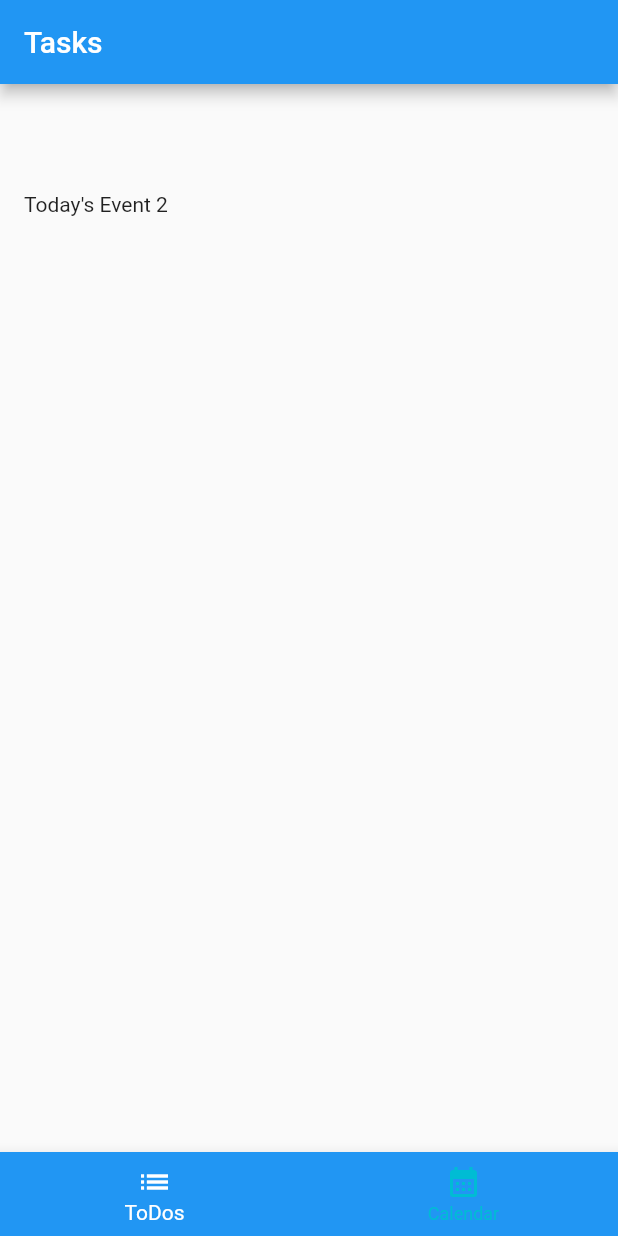
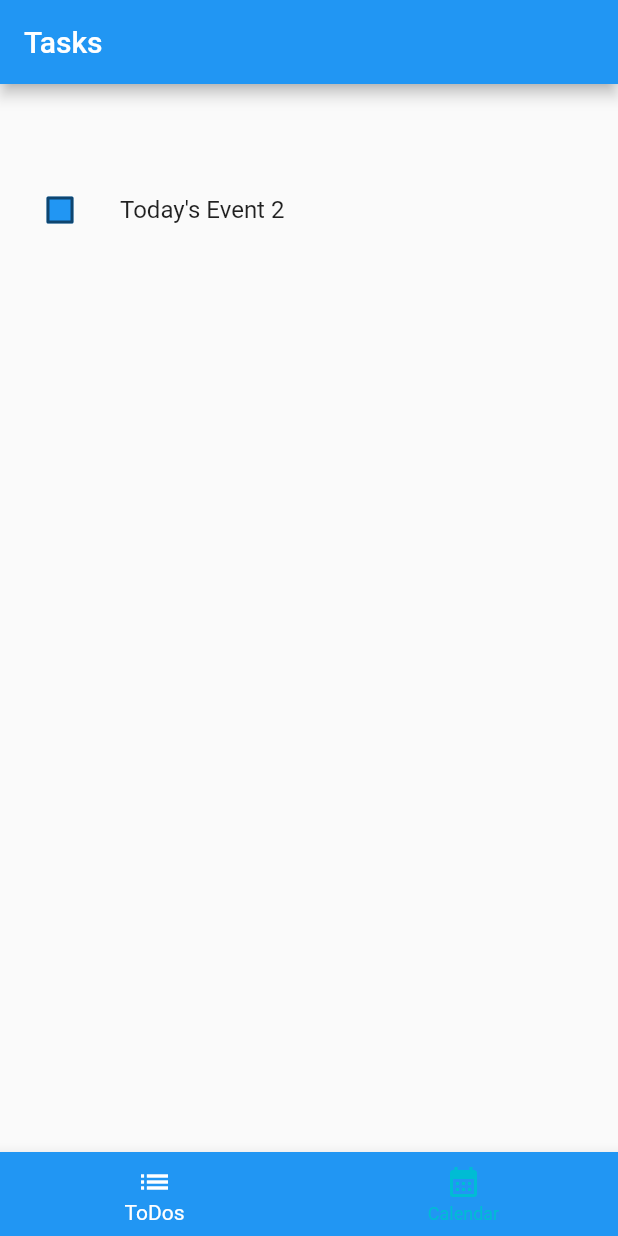
Before and after one commit to dondonjedd/ToDo-Vimigo-App, a Flutter app: the screen it shows after launch, on a phone screen of 412 x 824 dp. Run offline on Flutter 3.47's test engine with Material 2 defaults, Android fonts, the phone set to English and light mode, and no system bars; our stand-ins replace table_calendar.

Commit message:
create checkButton UI for each task

```diff
--- a/lib/Views/todoScreen.dart
+++ b/lib/Views/todoScreen.dart
@@ -13,7 +13,18 @@ class TodoScreen extends StatelessWidget {
                 TasksController().getTaskAtIndex(context, index);
             return ListTile(
               key: ValueKey(taskAtIndex.id),
-              leading: Text(taskAtIndex.title),
+              title: Text(taskAtIndex.title),
+              leading: Checkbox(
+                checkColor: Colors.white,
+                fillColor: MaterialStatePropertyAll(
+                    Theme.of(context).colorScheme.primary),
+                value: false,
+                onChanged: (bool? value) {
+                  // setState(() {
+                  //   isChecked = value!;
+                  // });
+                },
+              ),
             );
           },
           itemCount: TasksController().getTaskslength(context),
```
